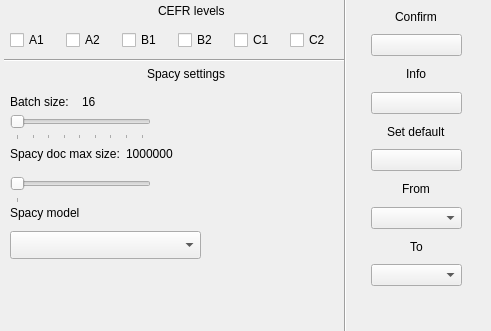
Qt form ui/qt_forms/cefr_efllex_tab_form.ui (alexeikeler/Diplom) before a commit.
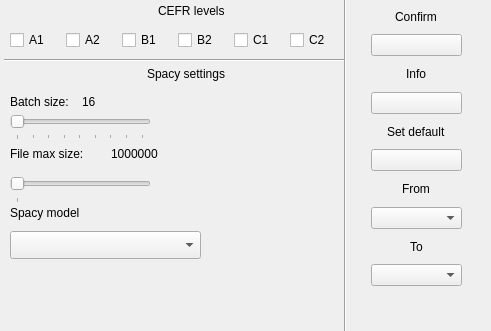
The same form after that commit. Icons and pictures are not drawn.

The edit to the form file:
```diff
--- a/ui/qt_forms/cefr_efllex_tab_form.ui
+++ b/ui/qt_forms/cefr_efllex_tab_form.ui
@@ -191,7 +191,7 @@
     <item>
      <widget class="QLabel" name="spacy_doc_label">
       <property name="text">
-       <string>Spacy doc max size:</string>
+       <string>File max size: </string>
       </property>
      </widget>
     </item>
```
